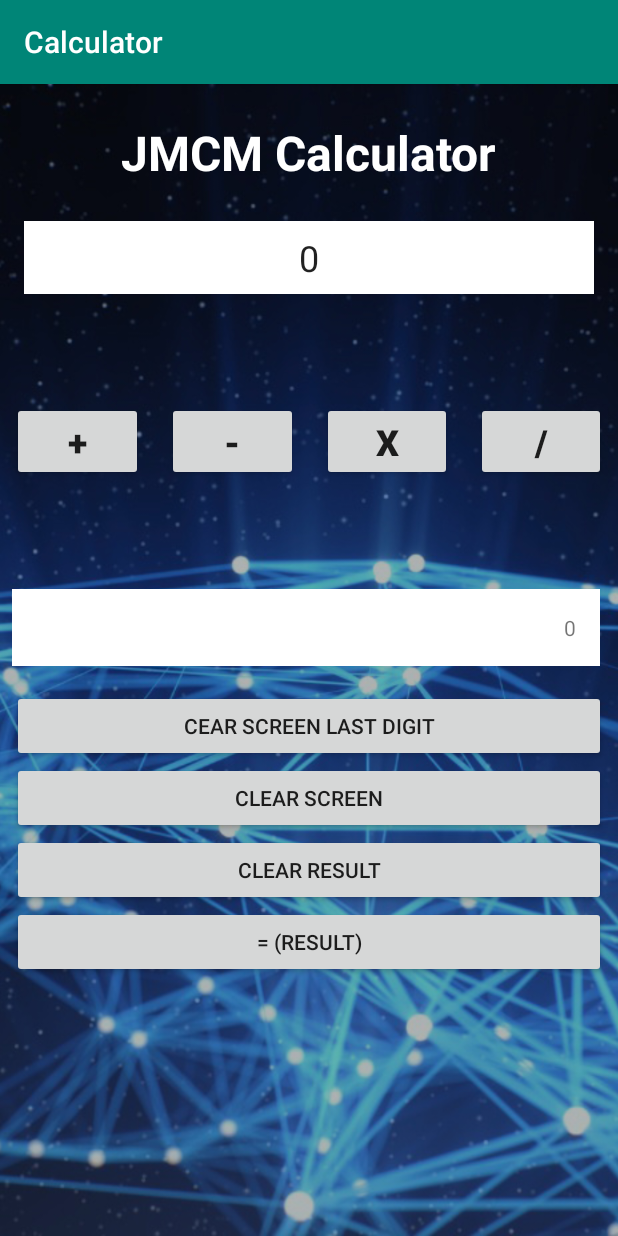
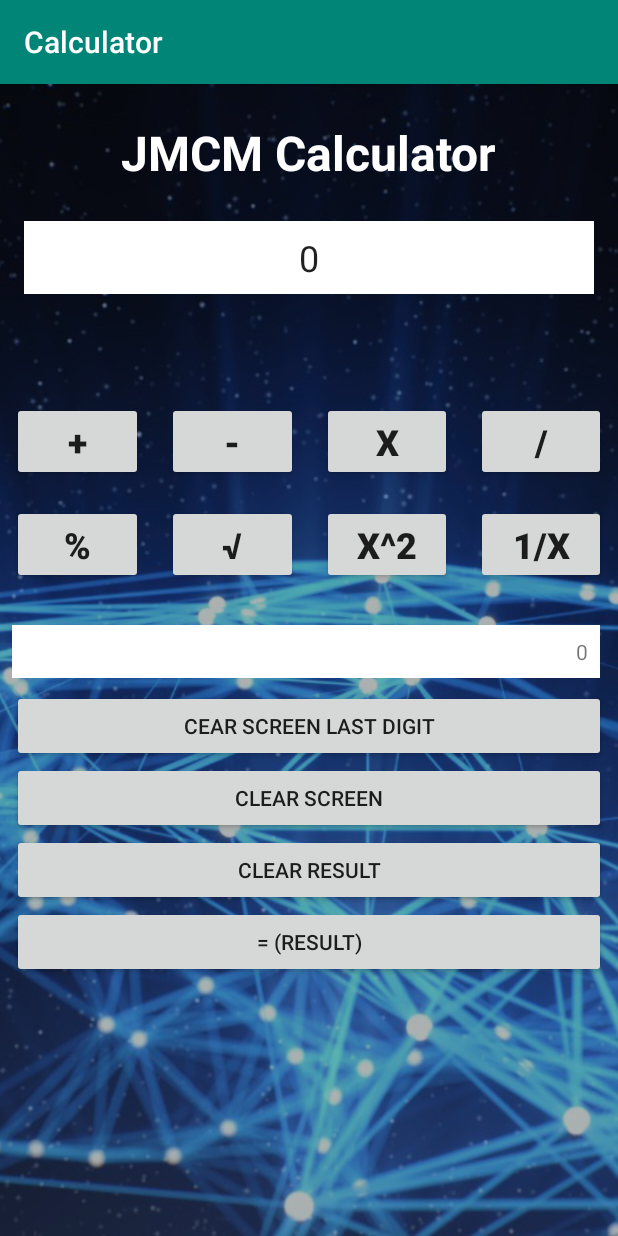
Before and after one commit to JMCMARQUES/JMCM, an Android app: the screen it shows after launch (MainActivity), on a phone screen of 412 x 824 dp. Run offline under Robolectric (Android 15) with nearby library versions, the phone set to English and light mode, and no system bars.

Commit message:
added new functions, working version - ready for merge

```diff
--- a/app/src/main/res/layout/activity_main.xml
+++ b/app/src/main/res/layout/activity_main.xml
@@ -58,6 +58,7 @@
         app:layout_constraintTop_toBottomOf="@id/writeHere">
 
         <LinearLayout
+            android:id="@+id/operatiorLine"
             android:layout_width="match_parent"
             android:layout_height="wrap_content"
             android:orientation="horizontal">
@@ -111,6 +112,61 @@
                 android:textStyle="bold" />
         </LinearLayout>
 
+        <LinearLayout
+            android:layout_width="match_parent"
+            android:layout_height="wrap_content"
+            android:layout_below="@id/operatiorLine"
+            android:orientation="horizontal">
+
+            <Button
+                android:id="@+id/percent"
+                android:layout_width="wrap_content"
+                android:layout_height="wrap_content"
+                android:layout_alignParentTop="true"
+                android:layout_margin="8dp"
+                android:layout_weight="1"
+                android:onClick="percentage"
+                android:text="@string/percent"
+                android:textSize="24sp"
+                android:textStyle="bold" />
+
+            <Button
+                android:id="@+id/rSquare"
+                android:layout_width="wrap_content"
+                android:layout_height="wrap_content"
+                android:layout_alignParentTop="true"
+                android:layout_margin="8dp"
+                android:layout_weight="1"
+                android:onClick="rootSq"
+                android:text="@string/rSquare"
+                android:textSize="24sp"
+                android:textStyle="bold" />
+
+            <Button
+                android:id="@+id/poten2"
+                android:layout_width="wrap_content"
+                android:layout_height="wrap_content"
+                android:layout_alignParentTop="true"
+                android:layout_margin="8dp"
+                android:layout_weight="1"
+                android:onClick="pot"
+                android:text="@string/poten2"
+                android:textSize="24sp"
+                android:textStyle="bold" />
+
+            <Button
+                android:id="@+id/inverse"
+                android:layout_width="wrap_content"
+                android:layout_height="wrap_content"
+                android:layout_alignParentEnd="true"
+                android:layout_margin="8dp"
+                android:layout_weight="1"
+                android:onClick="inverse"
+                android:text="@string/inverse"
+                android:textSize="24sp"
+                android:textStyle="bold" />
+        </LinearLayout>
+
         <Button
             android:id="@+id/equals"
             android:layout_width="match_parent"
@@ -132,7 +188,7 @@
             android:layout_marginLeft="8dp"
             android:layout_marginRight="8dp"
             android:onClick="clearLast"
-            android:text="@string/clearLast"/>
+            android:text="@string/clearLast" />
 
         <Button
             android:id="@+id/clearAll"
@@ -142,7 +198,7 @@
             android:layout_marginLeft="8dp"
             android:layout_marginRight="8dp"
             android:onClick="clearAll"
-            android:text="@string/clearAll"/>
+            android:text="@string/clearAll" />
 
         <TextView
             android:id="@+id/display"
@@ -151,12 +207,12 @@
             android:layout_above="@id/clearLast"
             android:layout_marginLeft="8dp"
             android:layout_marginRight="8dp"
-            android:layout_marginBottom="16dp"
+            android:layout_marginBottom="8dp"
             android:background="@android:color/white"
             android:inputType="numberDecimal"
-            android:padding="16dp"
+            android:padding="8dp"
             android:text="@string/zero"
-            android:textAlignment="textEnd"/>
+            android:textAlignment="textEnd" />
 
         <Button
             android:id="@+id/clearCalc"
@@ -168,8 +224,6 @@
             android:onClick="clearCalc"
             android:text="@string/clearCalc" />
 
-
     </RelativeLayout>
 
-
 </androidx.constraintlayout.widget.ConstraintLayout>
--- a/app/src/main/res/values/strings.xml
+++ b/app/src/main/res/values/strings.xml
@@ -11,4 +11,9 @@
     <string name="clearAll">Clear screen</string>
     <string name="clearCalc">Clear result</string>
     <string name="zero">0</string>
+    <string name="percent">%</string>
+    <string name="rSquare">√</string>
+    <string name="poten2">x^2</string>
+    <string name="inverse">1/x</string>
+
 </resources>
```
Also changed, not shown: app/src/main/java/com/example/calculator/MainActivity.java (+38 -5 lines), app/src/main/java/com/example/calculator/operationsPackage/Core.java (+16 -0 lines).
